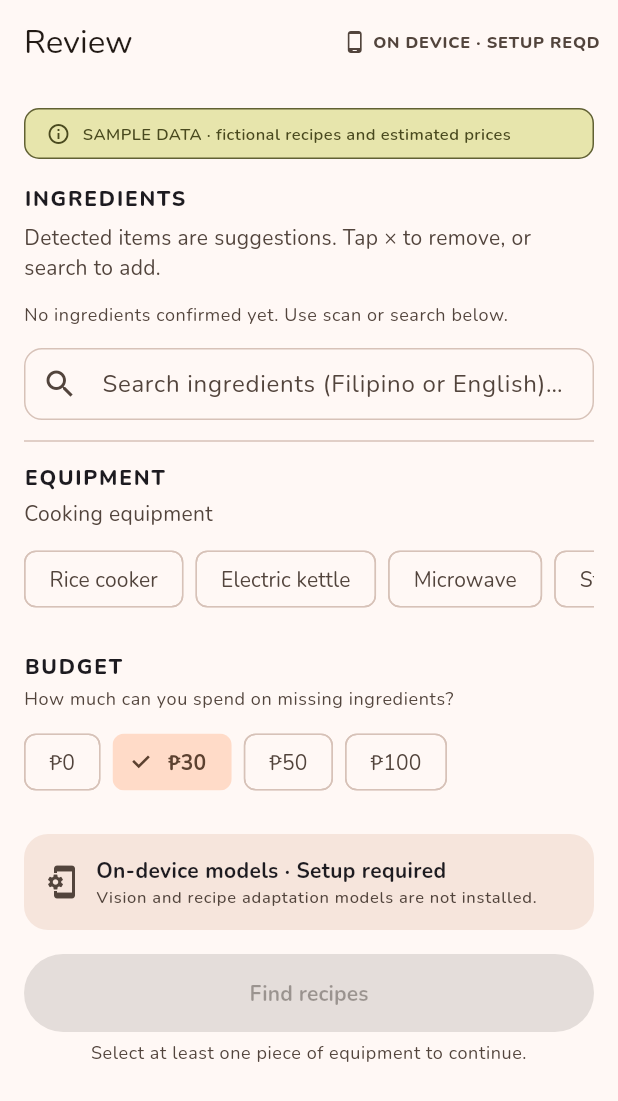
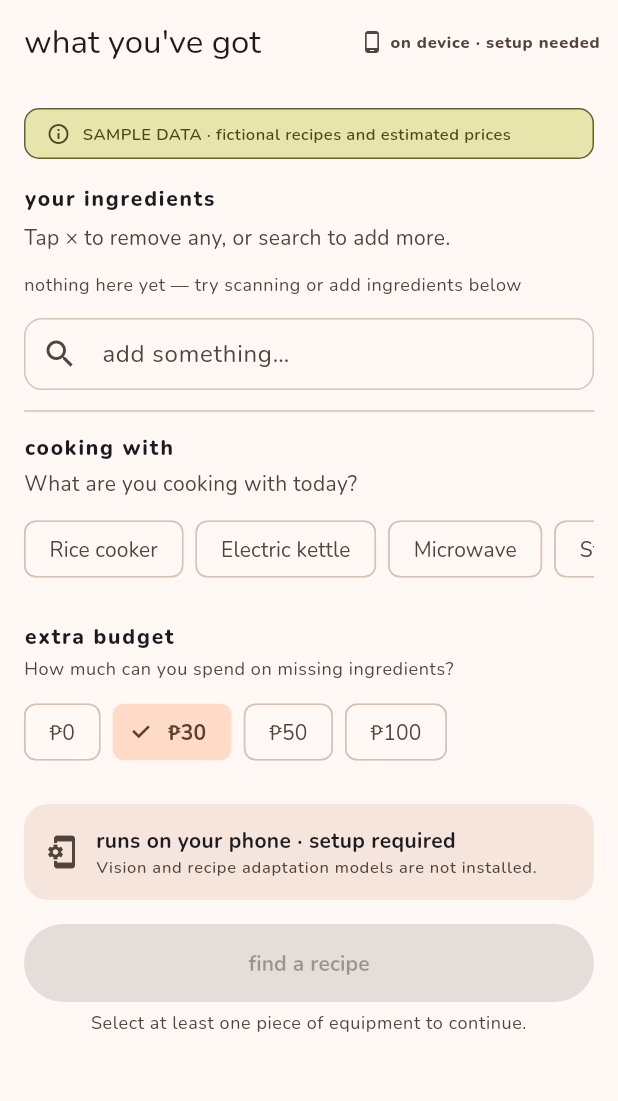
Before and after one commit to novadar-star/APPBUILDERS, a Flutter app: the ReviewScreen screen opened by its route, on a phone screen of 412 x 824 dp. Shown: the top 1101 px of the screen. Run offline on Flutter 3.47's test engine with Material 3 defaults, Android fonts, the phone set to English and light mode, and no system bars; our stand-ins replace camera, device_preview, flutter_riverpod, go_router, google_fonts, image_picker and 1 more; accounts and stored records are empty.

Commit message:
feat: human copy — warm dorm-student-friendly strings

```diff
--- a/lib/features/detail/detail_screen.dart
+++ b/lib/features/detail/detail_screen.dart
@@ -156,7 +156,7 @@ class _CostFooter extends StatelessWidget {
                 mainAxisSize: MainAxisSize.min,
                 children: [
                   Text(
-                    'Estimated total: ₱$cost',
+                    'estimated extra spend: ₱$cost',
                     style: theme.textTheme.titleMedium?.copyWith(
                       color: colorScheme.onPrimaryContainer,
                       fontWeight: FontWeight.w700,
@@ -325,7 +325,7 @@ class _AdaptationBanner extends StatelessWidget {
                     crossAxisAlignment: CrossAxisAlignment.start,
                     children: [
                       Text(
-                        'Generating recipe adaptation…',
+                        'tweaking the recipe for you…',
                         style: theme.textTheme.bodyMedium?.copyWith(
                             fontWeight: FontWeight.w600),
                       ),
@@ -363,7 +363,7 @@ class _AdaptationBanner extends StatelessWidget {
             const SizedBox(width: 10),
             Expanded(
               child: Text(
-                'Base recipe shown — model did not adapt it',
+                'the model had trouble adapting this, so here\'s the original recipe',
                 style: theme.textTheme.bodyMedium?.copyWith(
                   color: colorScheme.onErrorContainer,
                   fontWeight: FontWeight.w600,
@@ -391,7 +391,7 @@ class _AdaptationBanner extends StatelessWidget {
               child: Row(
                 children: [
                   Text(
-                    'Adapted by on-device model',
+                    'adapted just for you',
                     style: theme.textTheme.bodyMedium?.copyWith(
                       color: colorScheme.onPrimaryContainer,
                       fontWeight: FontWeight.w600,
@@ -426,7 +426,7 @@ class _AdaptationBanner extends StatelessWidget {
           const SizedBox(width: 10),
           Expanded(
             child: Text(
-              'Base recipe · language model not installed',
+              'showing base recipe · language model not installed',
               style: theme.textTheme.bodyMedium?.copyWith(
                 color: colorScheme.onErrorContainer,
                 fontWeight: FontWeight.w600,
@@ -480,7 +480,7 @@ class _AdaptedRecipeView extends StatelessWidget {
         if (owned.isNotEmpty) ...[
           _SectionHeading(
             icon: Icons.check_circle,
-            label: 'You already have',
+            label: 'you\'ve got these',
             color: colorScheme.tertiary,
           ),
           const SizedBox(height: 6),
@@ -496,7 +496,7 @@ class _AdaptedRecipeView extends StatelessWidget {
         if (substituted.isNotEmpty) ...[
           _SectionHeading(
             icon: Icons.swap_horiz,
-            label: 'Substitutions',
+            label: 'swapped these out',
             color: colorScheme.tertiary,
           ),
           const SizedBox(height: 6),
@@ -514,7 +514,7 @@ class _AdaptedRecipeView extends StatelessWidget {
         if (toBuy.isNotEmpty) ...[
           _SectionHeading(
             icon: Icons.shopping_cart_outlined,
-            label: 'Items to buy',
+            label: 'you\'ll need to grab',
             color: colorScheme.primary,
           ),
           const SizedBox(height: 6),
@@ -549,7 +549,7 @@ class _AdaptedRecipeView extends StatelessWidget {
 
         // Steps
         Text(
-          'Steps',
+          'how to make it',
           style: theme.textTheme.titleMedium?.copyWith(
             fontWeight: FontWeight.w700,
             color: colorScheme.onSurface,
@@ -615,7 +615,7 @@ class _BaseRecipeView extends StatelessWidget {
       crossAxisAlignment: CrossAxisAlignment.start,
       children: [
         Text(
-          'Ingredients',
+          'your ingredients',
           style: theme.textTheme.titleMedium?.copyWith(
             fontWeight: FontWeight.w700,
             color: colorScheme.onSurface,
@@ -626,7 +626,7 @@ class _BaseRecipeView extends StatelessWidget {
         if (owned.isNotEmpty) ...[
           _SectionHeading(
             icon: Icons.check_circle,
-            label: 'You have',
+            label: 'you\'ve got these',
             color: colorScheme.tertiary,
           ),
           const SizedBox(height: 4),
@@ -641,7 +641,7 @@ class _BaseRecipeView extends StatelessWidget {
         if (missing.isNotEmpty) ...[
           _SectionHeading(
             icon: Icons.shopping_cart_outlined,
-            label: "You'll need",
+            label: 'you\'ll need to grab',
             color: colorScheme.primary,
           ),
           const SizedBox(height: 4),
@@ -657,7 +657,7 @@ class _BaseRecipeView extends StatelessWidget {
         const SizedBox(height: 10),
 
         Text(
-          'Steps',
+          'how to make it',
           style: theme.textTheme.titleMedium?.copyWith(
             fontWeight: FontWeight.w700,
             color: colorScheme.onSurface,
--- a/lib/features/home/home_screen.dart
+++ b/lib/features/home/home_screen.dart
@@ -40,9 +40,9 @@ class HomeScreen extends ConsumerWidget {
               ),
               const SizedBox(height: 16),
 
-              // ── App name ───────────────────────────────────────────────
+              // ── Hero heading ───────────────────────────────────────────
               Text(
-                'snapfood',
+                'What\'s in your\nkitchen?',
                 style: theme.textTheme.displaySmall?.copyWith(
                   fontWeight: FontWeight.w800,
                   letterSpacing: -0.5,
@@ -52,7 +52,7 @@ class HomeScreen extends ConsumerWidget {
 
               // ── Subtitle ───────────────────────────────────────────────
               Text(
-                'Find a Filipino favorite for your small kitchen and your budget.',
+                'Sweep your camera over your ingredients and we\'ll find something to cook.',
                 style: theme.textTheme.bodyLarge?.copyWith(
                   color: colorScheme.onSurfaceVariant,
                   height: 1.5,
@@ -105,7 +105,7 @@ class HomeScreen extends ConsumerWidget {
                     context.go('/scan');
                   },
                   child: const Text(
-                    'Start Scanning',
+                    'Start scanning',
                     style: TextStyle(fontWeight: FontWeight.w700),
                   ),
                 ),
--- a/lib/features/results/results_screen.dart
+++ b/lib/features/results/results_screen.dart
@@ -31,7 +31,7 @@ class ResultsScreen extends ConsumerWidget {
 
     return Scaffold(
       appBar: AppBar(
-        title: const Text('Recipes for you'),
+        title: const Text('here\'s what you can make'),
         actions: const [
           Padding(
             padding: EdgeInsets.only(right: 12),
@@ -245,11 +245,12 @@ class _ResultsList extends StatelessWidget {
             // ── Loading indicator ─────────────────────────────────────────
             if (isLoading) ...[
               Text(
-                'Adapting recipe…',
+                'cooking something up…',
                 style: theme.textTheme.bodySmall,
               ),
               const SizedBox(height: 8),
               LinearProgressIndicator(
+                semanticsLabel: 'adapting recipe',
                 valueColor:
                     AlwaysStoppedAnimation<Color>(colorScheme.primary),
               ),
@@ -258,7 +259,7 @@ class _ResultsList extends StatelessWidget {
 
             // ── Heading ──────────────────────────────────────────────────
             Text(
-              'A few good matches',
+              'a few good matches',
               style: theme.textTheme.headlineSmall?.copyWith(
                 fontWeight: FontWeight.w800,
                 color: colorScheme.onSurface,
@@ -277,9 +278,8 @@ class _ResultsList extends StatelessWidget {
             if (results.isEmpty)
               const EmptyState(
                 icon: Icons.no_food_outlined,
-                title: 'No recipes for that setup',
-                body:
-                    'Try adding another piece of equipment or ingredient.',
+                title: 'hmm, nothing matched.',
+                body: 'try adding more ingredients.',
               )
             else
               ListView.builder(
--- a/lib/features/review/review_screen.dart
+++ b/lib/features/review/review_screen.dart
@@ -96,7 +96,7 @@ class _ReviewScreenState extends ConsumerState<ReviewScreen> {
 
     return Scaffold(
       appBar: AppBar(
-        title: const Text('Review'),
+        title: const Text('what you\'ve got'),
         actions: const [
           Padding(
             padding: EdgeInsets.only(right: 12),
@@ -143,7 +143,7 @@ class _ReviewScreenState extends ConsumerState<ReviewScreen> {
 
             // ── INGREDIENTS section header ────────────────────────────────
             Text(
-              'INGREDIENTS',
+              'your ingredients',
               style: theme.textTheme.titleSmall?.copyWith(
                 letterSpacing: 1.2,
                 fontWeight: FontWeight.w800,
@@ -151,7 +151,7 @@ class _ReviewScreenState extends ConsumerState<ReviewScreen> {
             ),
             const SizedBox(height: 6),
             Text(
-              'Detected items are suggestions. Tap × to remove, or search to add.',
+              'Tap × to remove any, or search to add more.',
               style: theme.textTheme.bodyMedium?.copyWith(
                 color: colorScheme.onSurfaceVariant,
               ),
@@ -184,7 +184,7 @@ class _ReviewScreenState extends ConsumerState<ReviewScreen> {
               ),
             if (ownedIds.isEmpty)
               Text(
-                'No ingredients confirmed yet. Use scan or search below.',
+                'nothing here yet — try scanning or add ingredients below',
                 style: theme.textTheme.bodySmall?.copyWith(
                     color: colorScheme.onSurfaceVariant),
               ),
@@ -194,7 +194,7 @@ class _ReviewScreenState extends ConsumerState<ReviewScreen> {
             TextField(
               controller: _searchCtrl,
               decoration: InputDecoration(
-                hintText: 'Search ingredients (Filipino or English)…',
+                hintText: 'add something…',
                 prefixIcon: const Icon(Icons.search),
                 filled: true,
                 fillColor: colorScheme.surface,
@@ -257,7 +257,7 @@ class _ReviewScreenState extends ConsumerState<ReviewScreen> {
                     ref.read(ownedIngredientsProvider.notifier).state = {};
                   },
                   child: Text(
-                    'Clear all',
+                    'clear all',
                     style: TextStyle(color: colorScheme.error),
                   ),
                 ),
@@ -267,7 +267,7 @@ class _ReviewScreenState extends ConsumerState<ReviewScreen> {
 
             // ── Equipment section ────────────────────────────────────────
             Text(
-              'EQUIPMENT',
+              'cooking with',
               style: theme.textTheme.titleSmall?.copyWith(
                 letterSpacing: 1.2,
                 fontWeight: FontWeight.w800,
@@ -275,7 +275,7 @@ class _ReviewScreenState extends ConsumerState<ReviewScreen> {
             ),
             const SizedBox(height: 4),
             Text(
-              'Cooking equipment',
+              'What are you cooking with today?',
               style: theme.textTheme.bodyMedium?.copyWith(
                 color: colorScheme.onSurfaceVariant,
               ),
@@ -317,7 +317,7 @@ class _ReviewScreenState extends ConsumerState<ReviewScreen> {
 
             // ── Budget section ───────────────────────────────────────────
             Text(
-              'BUDGET',
+              'extra budget',
               style: theme.textTheme.titleSmall?.copyWith(
                 letterSpacing: 1.2,
                 fontWeight: FontWeight.w800,
@@ -365,7 +365,7 @@ class _ReviewScreenState extends ConsumerState<ReviewScreen> {
                     ? null
                     : () => _saveAndNavigate(bundle),
                 child: const Text(
-                  'Find recipes',
+                  'find a recipe',
                   style:
                       TextStyle(fontWeight: FontWeight.w700),
                 ),
--- a/lib/features/scan/scan_screen.dart
+++ b/lib/features/scan/scan_screen.dart
@@ -113,7 +113,7 @@ class _ScanScreenState extends ConsumerState<ScanScreen> {
   Widget build(BuildContext context) {
     return Scaffold(
       appBar: AppBar(
-        title: const Text('Scan ingredients'),
+        title: const Text('scan ingredients'),
         actions: const [
           Padding(
             padding: EdgeInsets.only(right: 12),
@@ -154,7 +154,7 @@ class _ScanScreenState extends ConsumerState<ScanScreen> {
                   Padding(
                     padding: const EdgeInsets.symmetric(vertical: 12),
                     child: Text(
-                      'No ingredients detected yet. Pan around or add manually.',
+                      'nothing spotted yet',
                       style: theme.textTheme.bodyMedium?.copyWith(
                           color: colorScheme.onSurfaceVariant),
                       textAlign: TextAlign.center,
@@ -213,7 +213,7 @@ class _ScanScreenState extends ConsumerState<ScanScreen> {
                       ),
                     ),
                     Text(
-                      'DETECTED INGREDIENTS',
+                      'spotted so far',
                       style: theme.textTheme.titleSmall?.copyWith(
                         letterSpacing: 1.2,
                         color: colorScheme.onSurfaceVariant,
@@ -267,7 +267,7 @@ class _ScanScreenState extends ConsumerState<ScanScreen> {
                 child: FilledButton(
                   onPressed: _onDone,
                   child: const Text(
-                    'Done — go to review',
+                    'looks good',
                     style: TextStyle(fontWeight: FontWeight.w700),
                   ),
                 ),
@@ -356,7 +356,7 @@ class _MockCameraBox extends StatelessWidget {
           // Center label
           Center(
             child: Text(
-              'Point at your ingredients',
+              'point at your ingredients',
               style: theme.textTheme.bodySmall?.copyWith(
                 color: colorScheme.onInverseSurface.withValues(alpha: 0.7),
               ),
--- a/lib/shared/on_device_badge.dart
+++ b/lib/shared/on_device_badge.dart
@@ -41,19 +41,19 @@ class OnDeviceBadge extends StatelessWidget {
     final Color iconColor;
 
     if (hasMock) {
-      label = 'On-device models · MOCK';
+      label = 'runs on your phone · MOCK';
       iconColor = colorScheme.primary;
     } else if (hasSetupRequired) {
-      label = 'On-device models · Setup required';
+      label = 'runs on your phone · setup required';
       iconColor = colorScheme.onSurfaceVariant;
     } else if (isLoading) {
-      label = 'On-device models · Loading...';
+      label = 'runs on your phone · loading…';
       iconColor = colorScheme.onSurfaceVariant;
     } else if (bothReady) {
-      label = 'On-device models · Ready';
+      label = 'runs on your phone · ready';
       iconColor = colorScheme.tertiary;
     } else {
-      label = 'On-device models · Setup required';
+      label = 'runs on your phone · setup required';
       iconColor = colorScheme.onSurfaceVariant;
     }
 
@@ -128,13 +128,13 @@ class OnDeviceMini extends StatelessWidget {
     final Color color;
 
     if (hasMock) {
-      tag = 'ON DEVICE · MOCK';
+      tag = 'on device · mock';
       color = colorScheme.primary;
     } else if (bothReady) {
-      tag = 'ON DEVICE · READY';
+      tag = 'on device · ready';
       color = colorScheme.tertiary;
     } else {
-      tag = 'ON DEVICE · SETUP REQD';
+      tag = 'on device · setup needed';
       color = colorScheme.onSurfaceVariant;
     }
 
```
